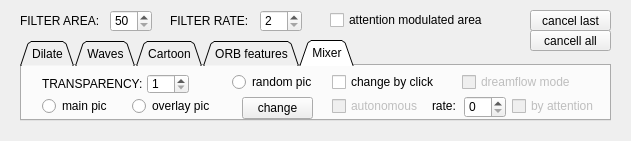
Qt form ocvcontrols.ui (androxim/minddrawplay) before a commit.
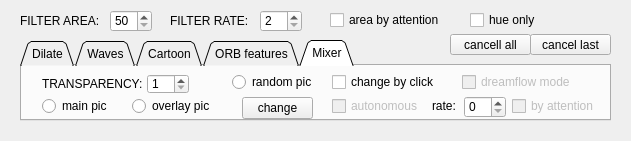
The same form after that commit.

```diff
--- a/ocvcontrols.ui
+++ b/ocvcontrols.ui
@@ -716,19 +716,19 @@
     <rect>
      <x>330</x>
      <y>10</y>
-     <width>171</width>
+     <width>121</width>
      <height>20</height>
     </rect>
    </property>
    <property name="text">
-    <string>attention modulated area</string>
+    <string>area by attention</string>
    </property>
   </widget>
   <widget class="QPushButton" name="pushButton">
    <property name="geometry">
     <rect>
      <x>530</x>
-     <y>10</y>
+     <y>34</y>
      <width>81</width>
      <height>21</height>
     </rect>
@@ -740,8 +740,8 @@
   <widget class="QPushButton" name="pushButton_2">
    <property name="geometry">
     <rect>
-     <x>530</x>
-     <y>30</y>
+     <x>450</x>
+     <y>34</y>
      <width>81</width>
      <height>21</height>
     </rect>
@@ -750,6 +750,19 @@
     <string>cancell all</string>
    </property>
   </widget>
+  <widget class="QCheckBox" name="checkBox_7">
+   <property name="geometry">
+    <rect>
+     <x>470</x>
+     <y>10</y>
+     <width>71</width>
+     <height>20</height>
+    </rect>
+   </property>
+   <property name="text">
+    <string>hue only</string>
+   </property>
+  </widget>
  </widget>
  <resources/>
  <connections/>
```
